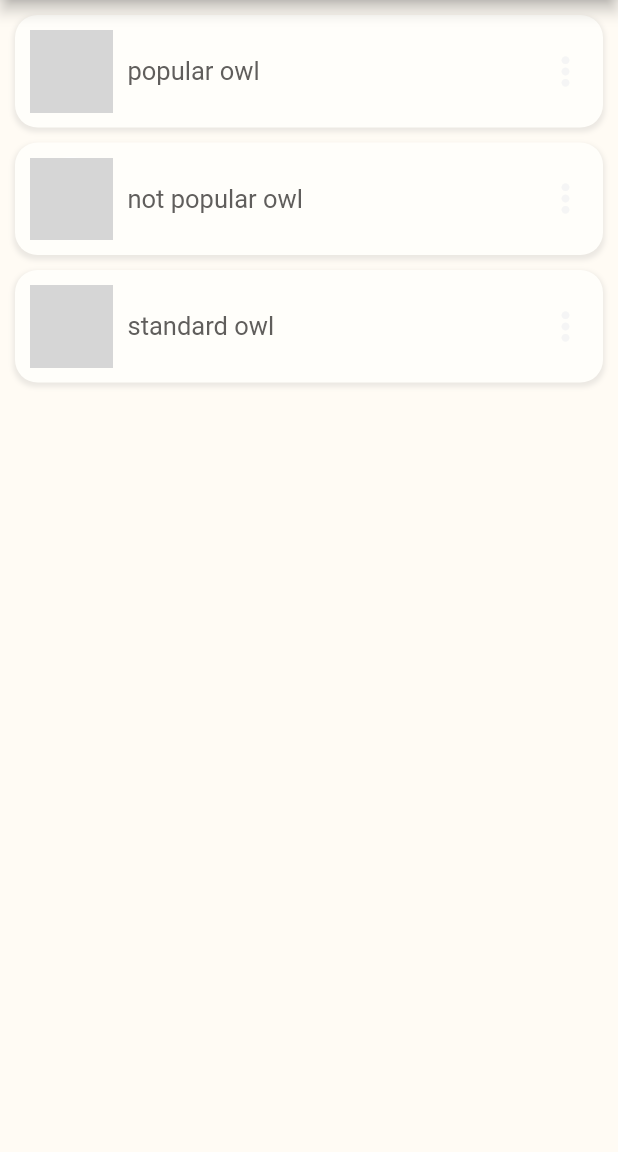
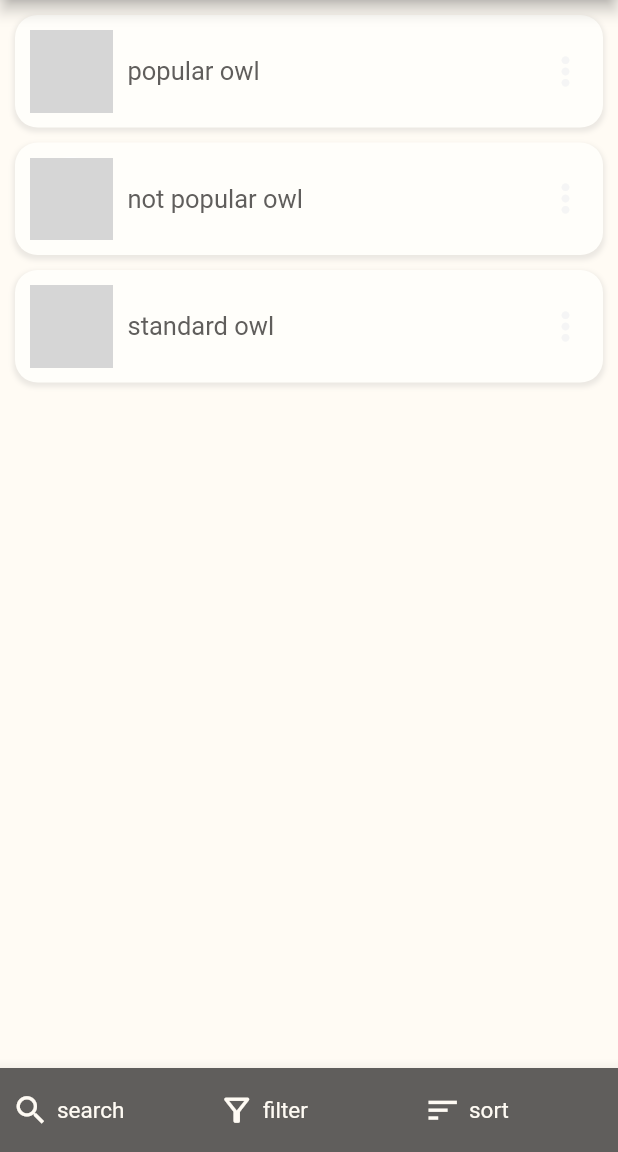
Before and after one commit to smmhassan/tapin, a Flutter app: the UserOrganizationList screen opened by its route, on a phone screen of 412 x 824 dp, the part 84-1236 px from its top. Run offline on Flutter 3.47's test engine with Material 2 defaults, Android fonts, the phone set to English and light mode, and no system bars; our stand-ins replace graphql_flutter, parse_server_sdk_flutter; network calls fail; grey boxes are pictures that could not be loaded.

Commit message:
Update organizations.dart

```diff
--- a/customer_service/lib/screens/userlists/organizations.dart
+++ b/customer_service/lib/screens/userlists/organizations.dart
@@ -59,6 +59,26 @@ class UserOrganizationList extends StatelessWidget {
         //appBar: AppBar(),
         bottomNavigationBar: BottomAppBar(
           color: Theme.of(context).accentColor,
+          child: Container(
+            height: AppBar().preferredSize.height,
+            child: Row(
+              mainAxisAlignment: MainAxisAlignment.spaceEvenly,
+              children: [
+                BottomBarButton(
+                  text: 'search',
+                  icon: Icons.search,
+                ),
+                BottomBarButton(
+                  text: 'filter',
+                  icon: Icons.filter_alt_outlined,
+                ),
+                BottomBarButton(
+                  text: 'sort',
+                  icon: Icons.sort,
+                ),
+              ],
+            ),
+          )
         ),
 
         endDrawer: wide ? null : NavigationDrawer(),
@@ -80,3 +100,49 @@ class UserOrganizationList extends StatelessWidget {
     );
   }
 }
+
+class BottomBarButton extends StatelessWidget {
+  final String text;
+  final IconData icon;
+
+  final double iconSize = 25;
+  final double fontSize = 15;
+
+  const BottomBarButton({
+    Key? key,
+    required this.text,
+    required this.icon,
+  }) : super(key: key);
+
+  @override
+  Widget build(BuildContext context) {
+    return Expanded(
+      child: TextButton(
+        onPressed: (){},
+        child: Container(
+          alignment: Alignment.center,
+          //height: AppBar().preferredSize.height,
+          child: Row(
+            children: [
+              Container(
+                padding: EdgeInsets.only(right: 5),
+                child: Icon(
+                  icon,
+                  color: Theme.of(context).canvasColor,
+                  size: iconSize,
+                ),
+              ),
+              Text(
+                text,
+                style: TextStyle(
+                  color: Theme.of(context).canvasColor,
+                  fontSize: fontSize,
+                ),
+              ),
+            ],
+          ),
+        ),
+      ),
+    );
+  }
+}
```
